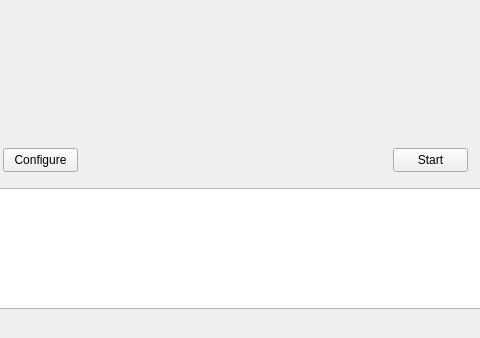
The window that Measurement_Monitor/measurement_monitor.ui (ForSuhr/OscilloscopeSimulator) describes before a commit, drawn with Qt 5; both pictures show x 147 to 627 and y 138 to 476 of the 823 by 476 pixel window.
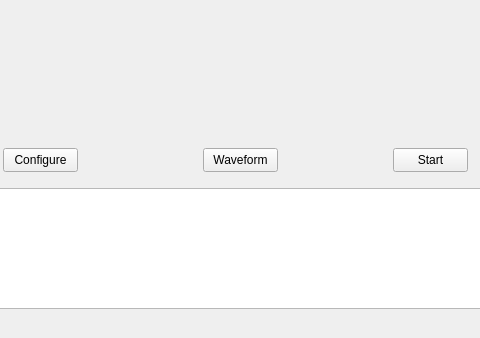
The same window after the commit.

Commit message: Add a static widget

The edit to the form file:
```diff
--- a/Measurement_Monitor/measurement_monitor.ui
+++ b/Measurement_Monitor/measurement_monitor.ui
@@ -86,6 +86,19 @@
      <string>Configure</string>
     </property>
    </widget>
+   <widget class="QPushButton" name="btnWaveform">
+    <property name="geometry">
+     <rect>
+      <x>350</x>
+      <y>250</y>
+      <width>75</width>
+      <height>24</height>
+     </rect>
+    </property>
+    <property name="text">
+     <string>Waveform</string>
+    </property>
+   </widget>
   </widget>
   <widget class="QMenuBar" name="menuBar">
    <property name="geometry">
```
The commit also changes 7 other files.
